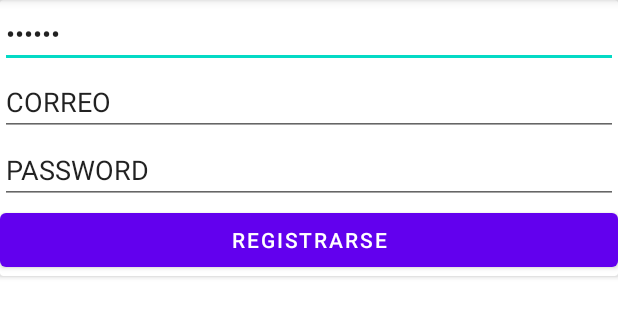
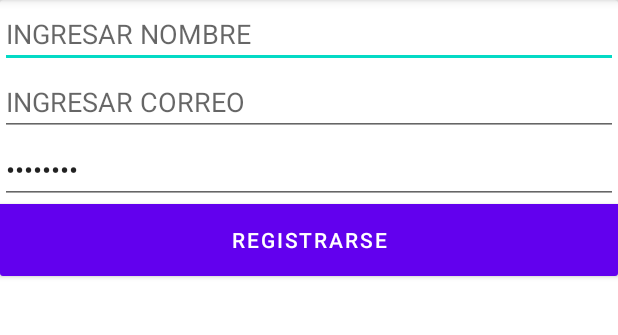
Before and after one commit to alvaroencinasfigueroa/appTaxis1, an Android app: the screen it shows after launch (RegistroActivity2), on a phone screen of 412 x 824 dp, the part 84-419 px from its top. Run offline under Robolectric (Android 15) with nearby library versions, the phone set to English and light mode, and no system bars; our stand-ins replace Firebase (no records; nobody signed in at launch, a user with empty details on screens opened directly).

Commit message:
commit arreglo de los xml

```diff
--- a/app/src/main/res/layout/activity_registro2.xml
+++ b/app/src/main/res/layout/activity_registro2.xml
@@ -21,26 +21,26 @@
           android:layout_width="match_parent"
           android:layout_height="wrap_content"
           android:ems="10"
-          android:hint="NOMBRE"
-          android:inputType="textPassword"
-          android:text="NOMBRE" />
+          android:hint="INGRESAR NOMBRE"
+          android:inputType="textEmailAddress"
+          android:text="" />
 
       <EditText
           android:id="@+id/correo"
           android:layout_width="match_parent"
           android:layout_height="wrap_content"
           android:ems="10"
-          android:hint="CORREO"
+          android:hint="INGRESAR CORREO"
           android:inputType="textEmailAddress"
-          android:text="CORREO" />
+          android:text="" />
 
       <EditText
           android:id="@+id/contrasena"
           android:layout_width="match_parent"
           android:layout_height="wrap_content"
           android:ems="10"
-          android:hint="PASSWORD"
-          android:inputType="textEmailAddress"
+          android:hint="INGRESAR PASSWORD"
+          android:inputType="textPassword"
           android:text="PASSWORD" />
 
       <Space
@@ -51,6 +51,7 @@
           android:id="@+id/buttonRegistrarse"
           android:layout_width="match_parent"
           android:layout_height="wrap_content"
+          android:background="#57ff3c"
           android:text="REGISTRARSE" />
 
     </LinearLayout>
```
